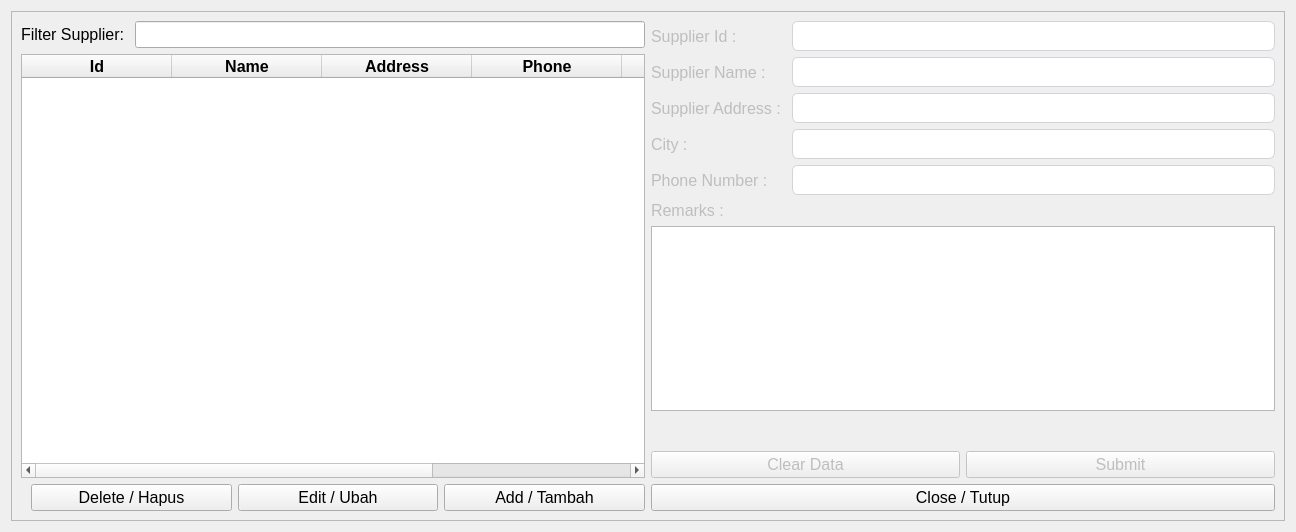
The window that ui/suppliers.ui (michael-halim/pos) describes before a commit, drawn with Qt 5.
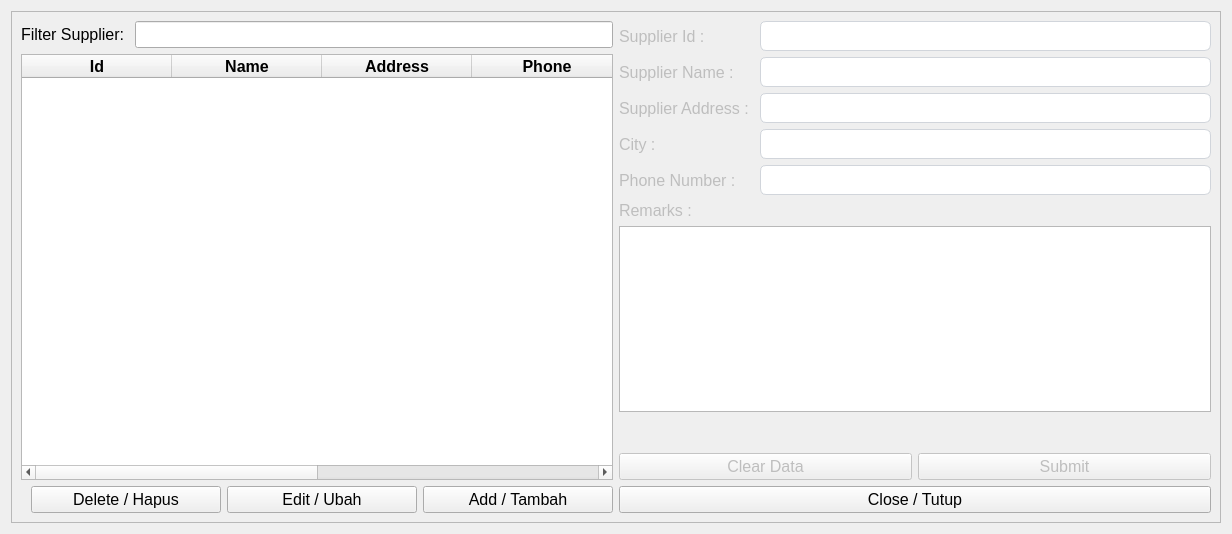
The same window after the commit.

```diff
--- a/ui/suppliers.ui
+++ b/ui/suppliers.ui
@@ -6,8 +6,8 @@
    <rect>
     <x>0</x>
     <y>0</y>
-    <width>1296</width>
-    <height>532</height>
+    <width>1232</width>
+    <height>534</height>
    </rect>
   </property>
   <property name="windowTitle">
```
